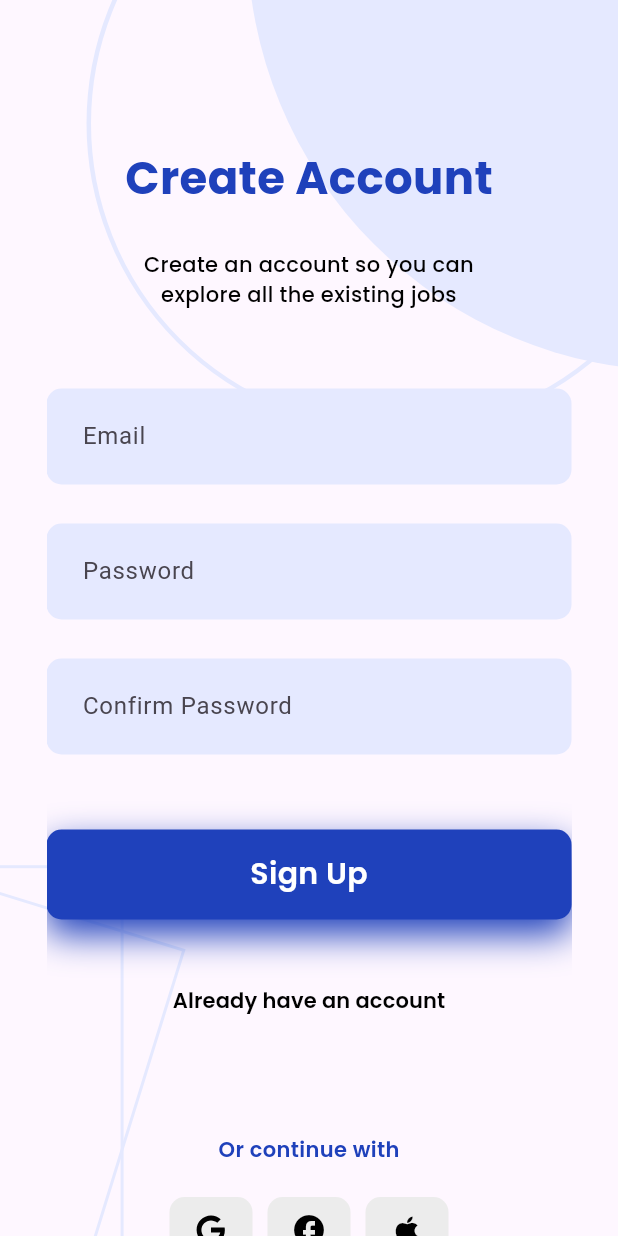
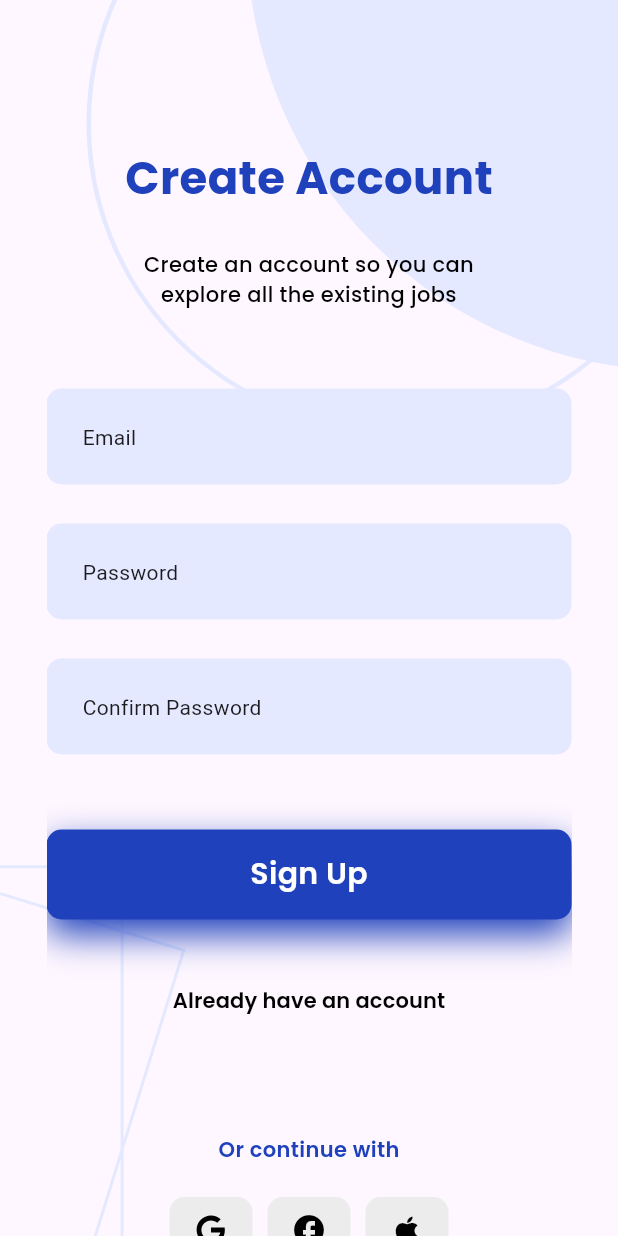
Before and after one commit to HungTran-2003/Auth_UI, a Flutter app: the SignUp screen opened by its route, on a phone screen of 412 x 824 dp. Run offline on Flutter 3.47's test engine with Material 3 defaults, Android fonts, the phone set to English and light mode, and no system bars; our stand-ins replace flutter_svg.

Commit message:
fix: remove label textfield

```diff
--- a/lib/ui/pages/auth/widgets/text_field/auth_text_field.dart
+++ b/lib/ui/pages/auth/widgets/text_field/auth_text_field.dart
@@ -38,7 +38,7 @@ class AuthTextField extends StatelessWidget {
           borderRadius: BorderRadius.circular(10.0),
           borderSide: BorderSide(color: Colors.transparent, width: 2.0),
         ),
-        label: Text(labelText ?? ''),
+        hint: Text(labelText ?? ''),
       ),
       obscureText: obscureText,
     );
```
Also changed, not shown: lib/ui/pages/auth/sign_in/sign_in_pages.dart (+4 -3 lines).
